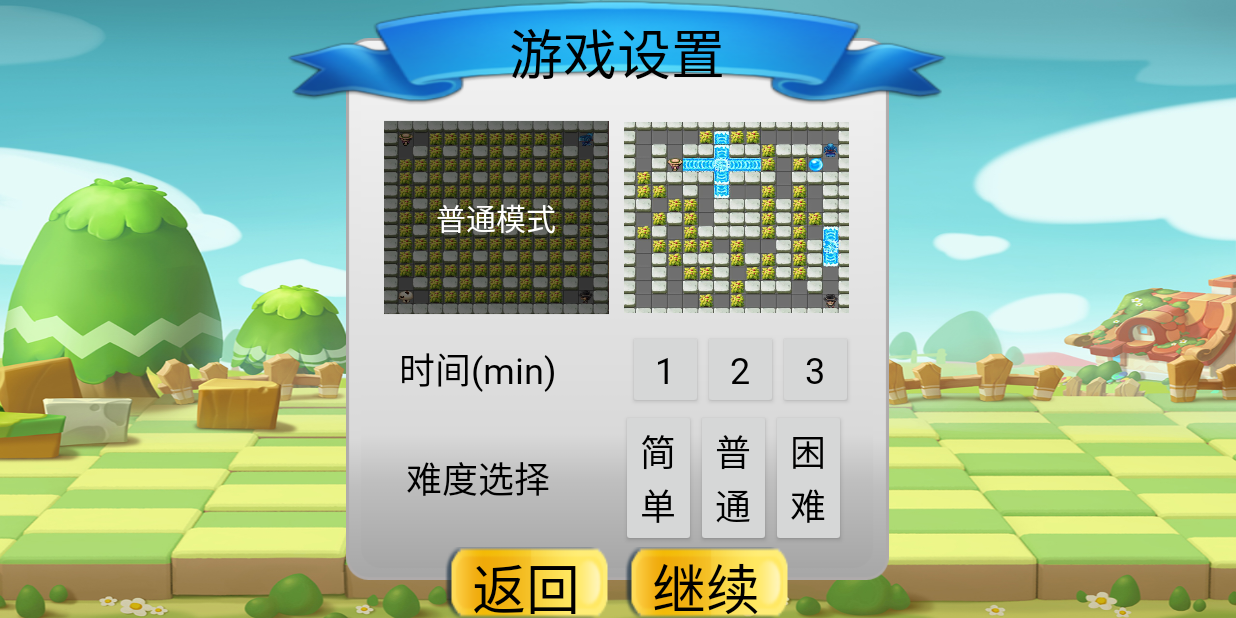
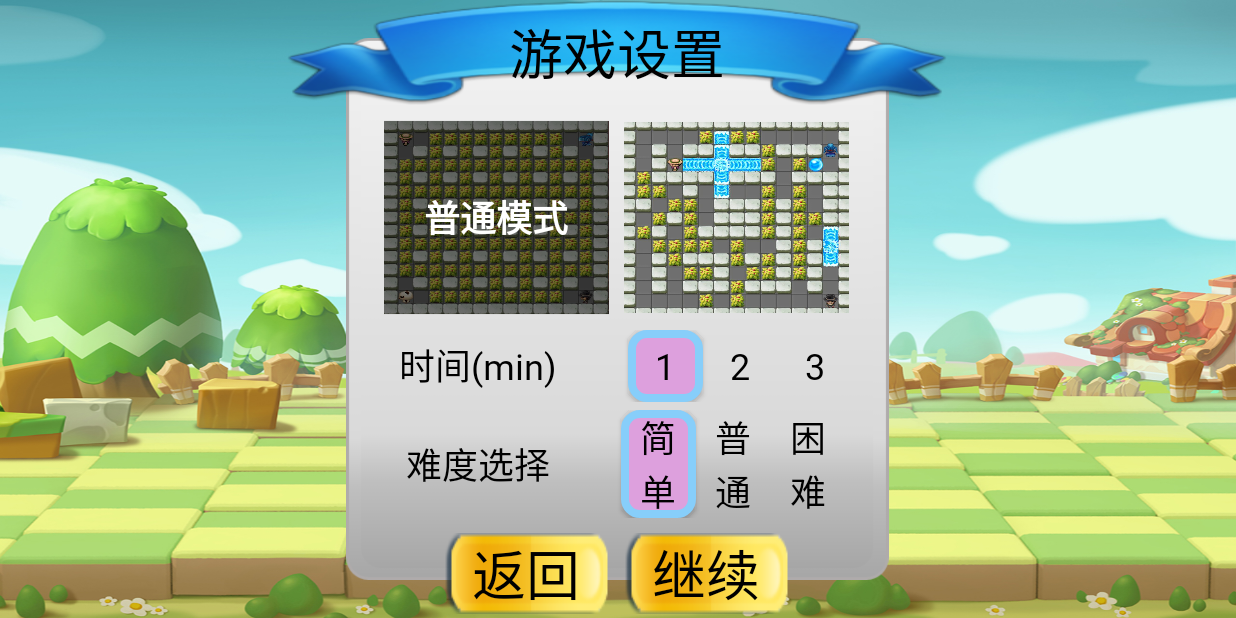
Before and after one commit to Casta-mere/Bombit, an Android app: the SelectMode screen opened directly, with no data from a screen before it, after a tap on "返回", on a phone screen of 824 x 412 dp (held sideways). Run offline under Robolectric (Android 15) with nearby library versions, the phone set to English and light mode, and no system bars; 1 statement that could not run was skipped; 2 other taps on this screen came first.

Commit message:
button点击样式初稿完成

```diff
--- a/app/src/main/java/com/example/Activity/SelectM.java
+++ b/app/src/main/java/com/example/Activity/SelectM.java
@@ -1,7 +1,10 @@
 package com.example.Activity;
 
+import android.content.ComponentName;
 import android.content.Intent;
+import android.content.ServiceConnection;
 import android.os.Bundle;
+import android.os.IBinder;
 import android.view.View;
 import android.view.WindowInsets;
 import android.view.WindowInsetsController;
@@ -11,6 +14,7 @@ import android.widget.TextView;
 
 import androidx.appcompat.app.AppCompatActivity;
 
+import com.example.myfunctions.MusicService;
 import com.example.qbomb.R;
 
 public class SelectM extends AppCompatActivity implements View.OnClickListener{
@@ -74,6 +78,8 @@ public class SelectM extends AppCompatActivity implements View.OnClickListener{
     }
 
     private void initData() {
+        min1.setSelected(true);
+        simple.setSelected(true);
         modeClassic.setOnClickListener(new View.OnClickListener() {
             @Override
             public void onClick(View view) {
@@ -106,16 +112,34 @@ public class SelectM extends AppCompatActivity implements View.OnClickListener{
         int id = view.getId();
         if(id == R.id.simple){
             selectedDiff=0;
+            simple.setSelected(true);
+            normal.setSelected(false);
+            hard.setSelected(false);
         } else if (id == R.id.normal) {
             selectedDiff=1;
+            simple.setSelected(false);
+            normal.setSelected(true);
+            hard.setSelected(false);
         } else if (id == R.id.hard) {
             selectedDiff=2;
+            simple.setSelected(false);
+            normal.setSelected(false);
+            hard.setSelected(true);
         } else if (id == R.id.min1) {
             selectedTime=1;
+            min1.setSelected(true);
+            min2.setSelected(false);
+            min3.setSelected(false);
         } else if (id == R.id.min2) {
             selectedTime=2;
+            min1.setSelected(false);
+            min2.setSelected(true);
+            min3.setSelected(false);
         } else if (id == R.id.min3) {
             selectedTime=3;
+            min1.setSelected(false);
+            min2.setSelected(false);
+            min3.setSelected(true);
         } else if (id == R.id.temp_back) {
             Intent intent = new Intent(SelectM.this, FirstPage.class);
             startActivity(intent);
--- a/app/src/main/java/com/example/Activity/SelectMode.java
+++ b/app/src/main/java/com/example/Activity/SelectMode.java
@@ -58,13 +58,13 @@ public class SelectMode extends AppCompatActivity implements View.OnClickListene
     }
 
     private void initData() {
-        Intent tempIntent = getIntent();
-        int tempTime = tempIntent.getIntExtra("time",-1);
-        int tempMode = tempIntent.getIntExtra("mode",-1);
-        int tempDiff = tempIntent.getIntExtra("difficulty",-1);
-        System.out.println(tempMode);
-        System.out.println(tempTime);
-        System.out.println(tempDiff);
+//        Intent tempIntent = getIntent();
+//        int tempTime = tempIntent.getIntExtra("time",-1);
+//        int tempMode = tempIntent.getIntExtra("mode",-1);
+//        int tempDiff = tempIntent.getIntExtra("difficulty",-1);
+//        System.out.println(tempMode);
+//        System.out.println(tempTime);
+//        System.out.println(tempDiff);
         musicService = new MusicService();
         musicService.play(this,R.raw.mode_fig_bg,true);
         Intent intent=new Intent(SelectMode.this, MusicService.class);
--- /dev/null
+++ b/app/src/main/res/drawable/time_button_selected.xml
@@ -0,0 +1,12 @@
+<?xml version="1.0" encoding="utf-8"?>
+<selector xmlns:android="http://schemas.android.com/apk/res/android">
+    <item android:state_selected="true">
+        <shape android:shape="rectangle">
+            <corners android:radius="10dp"></corners>
+            <solid android:color="#DDA0DD" ></solid>
+            <stroke
+                android:width="5dp"
+                android:color="#87CEFA"/>
+        </shape>
+    </item>
+</selector>
--- a/app/src/main/res/layout/select_mode_temp.xml
+++ b/app/src/main/res/layout/select_mode_temp.xml
@@ -62,7 +62,8 @@
                         android:layout_height="wrap_content"
                         android:layout_gravity="center"
                         android:text="普通模式"
-                        android:textSize="20sp"
+                        android:textSize="24sp"
+                        android:textStyle="bold"
                         android:textColor="@color/white"/>
 
                 </FrameLayout>
@@ -84,7 +85,8 @@
                         android:layout_height="wrap_content"
                         android:layout_gravity="center"
                         android:text="薄纱模式"
-                        android:textSize="20sp"
+                        android:textSize="24sp"
+                        android:textStyle="bold"
                         android:textColor="@color/white"
                         android:visibility="invisible"/>
 
@@ -121,7 +123,8 @@
                     android:gravity="center"
                     android:text="1"
                     android:textColor="@color/black"
-                    android:textSize="24sp"/>
+                    android:textSize="24sp"
+                    android:background="@drawable/time_button_selected"/>
 
                 <Button
                     android:id="@+id/min2"
@@ -131,7 +134,8 @@
                     android:gravity="center"
                     android:text="2"
                     android:textColor="@color/black"
-                    android:textSize="24sp" />
+                    android:textSize="24sp"
+                    android:background="@drawable/time_button_selected" />
 
                 <Button
                     android:id="@+id/min3"
@@ -141,7 +145,8 @@
                     android:gravity="center"
                     android:text="3"
                     android:textColor="@color/black"
-                    android:textSize="24sp" />
+                    android:textSize="24sp"
+                    android:background="@drawable/time_button_selected" />
 
 
             </LinearLayout>
@@ -151,7 +156,8 @@
                 android:layout_height="wrap_content"
                 android:orientation="horizontal"
                 android:gravity="center_vertical"
-                android:layout_gravity="center_horizontal">
+                android:layout_gravity="center_horizontal"
+                android:layout_marginTop="5dp">
 
                 <TextView
                     android:layout_width="wrap_content"
@@ -169,9 +175,10 @@
                     android:fontFamily="@font/chn_string"
                     android:layout_marginLeft="35dp"
                     android:gravity="center"
-                    android:text="简单"
+                    android:text="简\n单"
                     android:textColor="@color/black"
-                    android:textSize="24sp" />
+                    android:textSize="24sp"
+                    android:background="@drawable/time_button_selected" />
 
                 <Button
                     android:id="@+id/normal"
@@ -179,9 +186,10 @@
                     android:layout_height="wrap_content"
                     android:fontFamily="@font/chn_string"
                     android:gravity="center"
-                    android:text="普通"
+                    android:text="普\n通"
                     android:textColor="@color/black"
-                    android:textSize="24sp" />
+                    android:textSize="24sp"
+                    android:background="@drawable/time_button_selected" />
 
                 <Button
                     android:id="@+id/hard"
@@ -189,9 +197,10 @@
                     android:layout_height="wrap_content"
                     android:fontFamily="@font/chn_string"
                     android:gravity="center"
-                    android:text="困难"
+                    android:text="困\n难"
                     android:textColor="@color/black"
-                    android:textSize="24sp" />
+                    android:textSize="24sp"
+                    android:background="@drawable/time_button_selected" />
 
 
             </LinearLayout>
@@ -200,7 +209,8 @@
                 android:layout_width="wrap_content"
                 android:layout_height="wrap_content"
                 android:orientation="horizontal"
-                android:layout_gravity="center_horizontal">
+                android:layout_gravity="center_horizontal"
+                android:layout_marginTop="10dp">
 
                 <Button
                     android:id="@+id/temp_back"
--- a/app/src/main/res/values/style.xml
+++ b/app/src/main/res/values/style.xml
@@ -1,4 +1,4 @@
 <?xml version="1.0" encoding="utf-8"?>
-<resources>
+<resources xmlns:android="http://schemas.android.com/apk/res/android">
 
 </resources>
```
